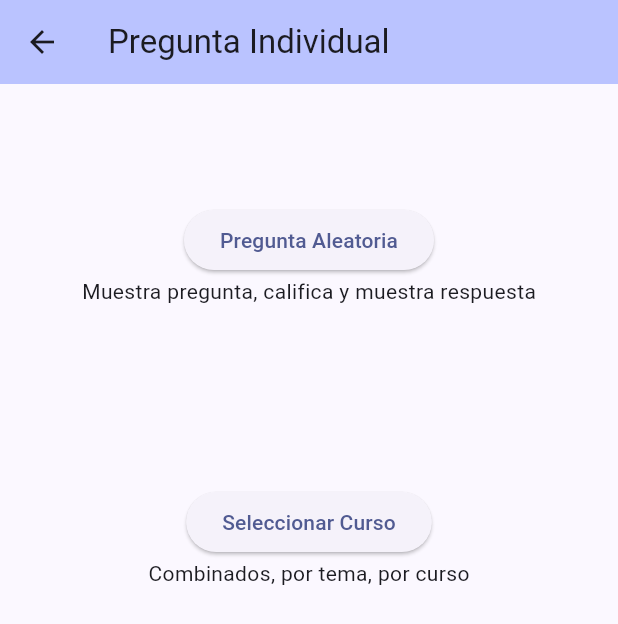
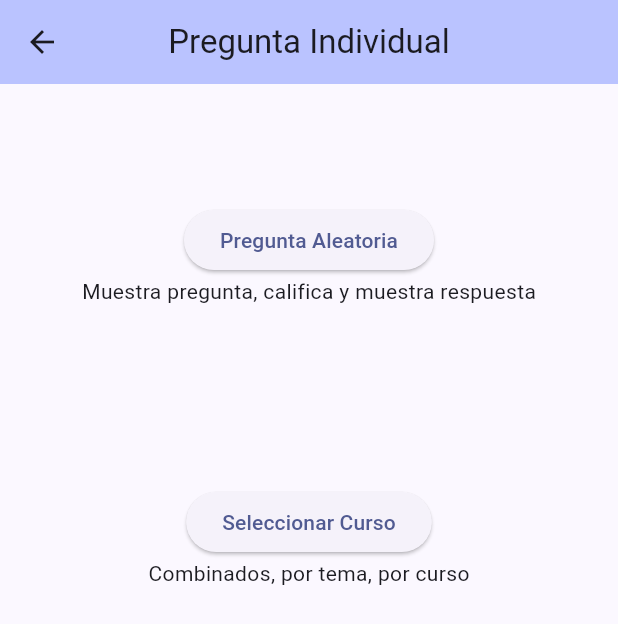
Before and after one commit to SrFuego/da-vinci, a Flutter app: the screen it shows after launch, after a tap on "Pregunta Individual", on a phone screen of 412 x 824 dp. Shown: the top 624 px of the screen. Run offline on Flutter 3.47's test engine with Material 2 defaults, Android fonts, the light colour scheme and no system bars; our stand-ins replace dio.

Commit message:
FIX back button to home

```diff
--- a/src/app/lib/presentation/screens/base_screen.dart
+++ b/src/app/lib/presentation/screens/base_screen.dart
@@ -16,6 +16,10 @@ class BaseScreen extends StatelessWidget {
       appBar: AppBar(
         backgroundColor: Theme.of(context).colorScheme.inversePrimary,
         title: Text(title),
+        centerTitle: true,
+        leading: BackButton(
+          onPressed: () => {Navigator.pushNamed(context, '/')},
+        ),
       ),
       body: ListView(
         children: [
```
